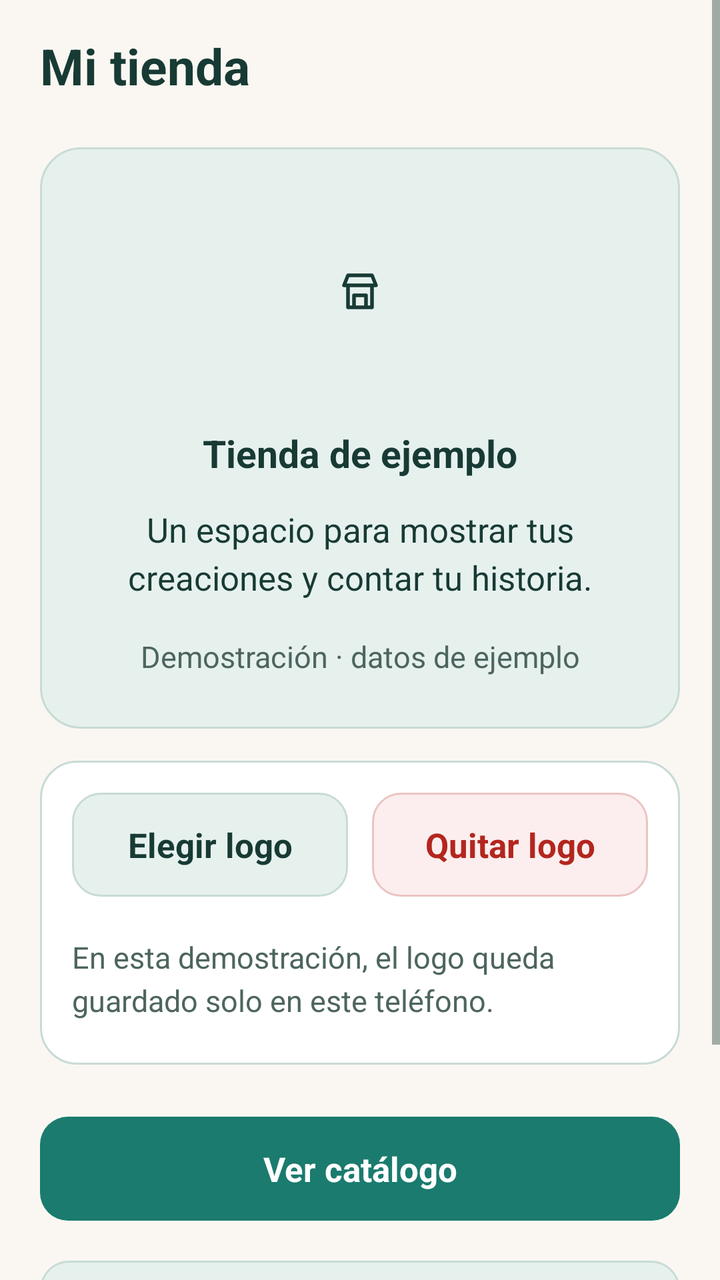
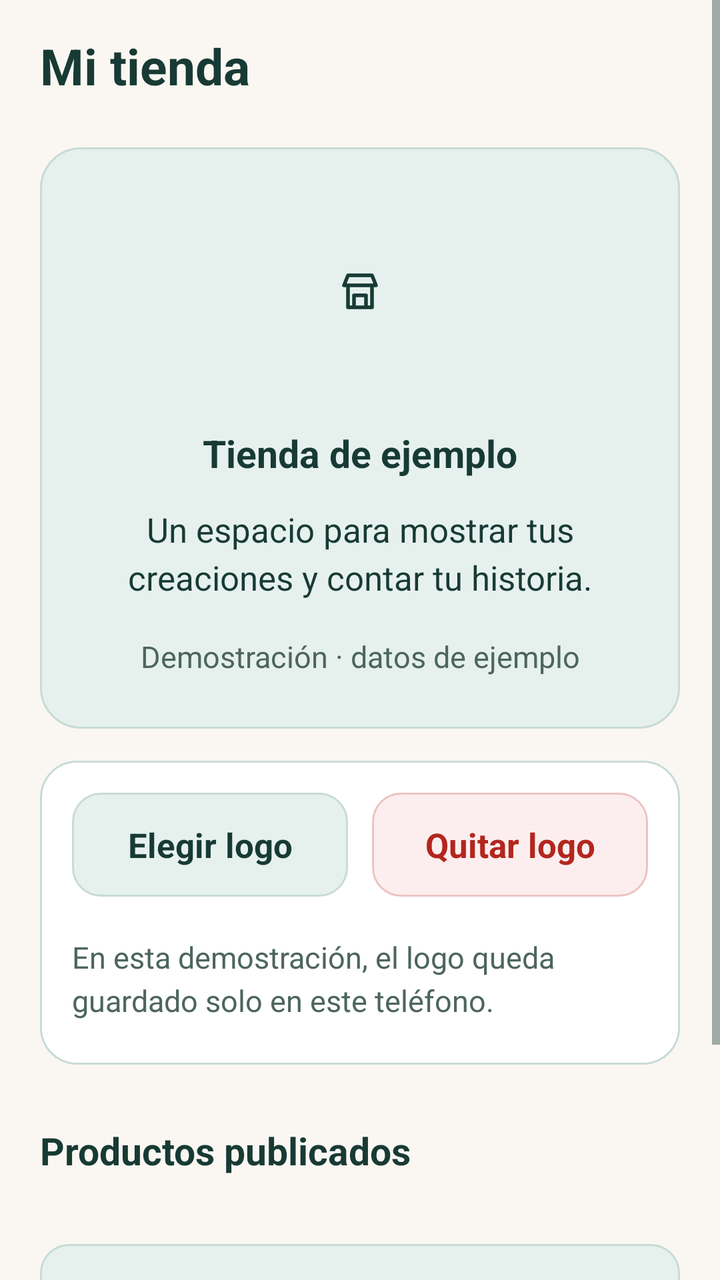

The first picture is an Android layout as it rendered before a commit; the second is the same layout after the commit. The layout source and the unified diff follow.
<!-- AndroidManifest.xml: application theme Theme.ConectaSur -->
<!-- res/layout/screen_store.xml -->
<?xml version="1.0" encoding="utf-8"?>
<ScrollView xmlns:android="http://schemas.android.com/apk/res/android"
    xmlns:tools="http://schemas.android.com/tools"
    android:id="@+id/page_scroll"
    android:layout_width="match_parent"
    android:layout_height="match_parent"
    android:background="?attr/appBackground"
    android:fillViewport="true"
    tools:theme="@style/Theme.ConectaSur">

    <LinearLayout
        android:layout_width="match_parent"
        android:layout_height="wrap_content"
        android:orientation="vertical"
        android:paddingHorizontal="@dimen/space_lg"
        android:paddingTop="@dimen/space_md"
        android:paddingBottom="@dimen/space_xl">

        <TextView
            android:id="@+id/page_title"
            style="@style/ConectaSur.Title"
            android:layout_width="match_parent"
            android:layout_height="wrap_content"
            android:text="@string/store_title" />

        
        <LinearLayout
            android:layout_width="match_parent"
            android:layout_height="wrap_content"
            android:layout_marginTop="@dimen/space_md"
            android:background="@drawable/card_surface_owner_header"
            android:gravity="center_horizontal"
            android:orientation="vertical"
            android:padding="@dimen/space_lg">

            <ImageView
                android:id="@+id/store_logo"
                android:layout_width="104dp"
                android:layout_height="104dp"
                android:background="@drawable/photo_frame_bg"
                android:clipToOutline="true"
                android:contentDescription="@string/store_logo"
                android:padding="10dp"
                android:scaleType="centerInside"
                android:src="@drawable/ic_shop_logo" />

            <TextView
                android:id="@+id/store_name"
                style="@style/ConectaSur.Section"
                android:layout_width="match_parent"
                android:layout_height="wrap_content"
                android:layout_marginTop="@dimen/space_md"
                android:gravity="center"
                android:text="@string/store_name" />

            <TextView
                android:id="@+id/store_description"
                style="@style/ConectaSur.Body"
                android:layout_width="match_parent"
                android:layout_height="wrap_content"
                android:layout_marginTop="@dimen/space_xs"
                android:gravity="center"
                android:text="@string/store_description" />

            <TextView
                android:id="@+id/store_demo"
                style="@style/ConectaSur.Label"
                android:layout_width="match_parent"
                android:layout_height="wrap_content"
                android:layout_marginTop="@dimen/space_xs"
                android:gravity="center"
                android:text="@string/demo" />
        </LinearLayout>

        
        <LinearLayout
            android:layout_width="match_parent"
            android:layout_height="wrap_content"
            android:layout_marginTop="@dimen/space_md"
            android:background="@drawable/card_surface"
            android:orientation="vertical"
            android:padding="@dimen/space_md">

            <LinearLayout
                android:layout_width="match_parent"
                android:layout_height="wrap_content"
                android:orientation="horizontal">

                <Button
                    android:id="@+id/change_logo"
                    style="@style/ConectaSur.Button.Tonal"
                    android:layout_width="0dp"
                    android:layout_height="wrap_content"
                    android:layout_marginEnd="@dimen/space_xs"
                    android:layout_weight="1"
                    android:text="@string/change_logo" />

                <Button
                    android:id="@+id/remove_logo"
                    style="@style/ConectaSur.Button.Danger"
                    android:layout_width="0dp"
                    android:layout_height="wrap_content"
                    android:layout_marginStart="@dimen/space_xs"
                    android:layout_weight="1"
                    android:text="@string/remove_logo" />
            </LinearLayout>

            <TextView
                android:id="@+id/local_logo_note"
                style="@style/ConectaSur.Label"
                android:layout_width="match_parent"
                android:layout_height="wrap_content"
                android:layout_marginTop="@dimen/space_sm"
                android:text="@string/local_logo_note" />
        </LinearLayout>

        
        <LinearLayout
            android:id="@+id/store_pickup_card"
            android:layout_width="match_parent"
            android:layout_height="wrap_content"
            android:layout_marginTop="@dimen/space_md"
            android:background="@drawable/card_surface"
            android:orientation="vertical"
            android:padding="@dimen/space_md"
            android:visibility="gone">

            <TextView
                style="@style/ConectaSur.Label"
                android:layout_width="match_parent"
                android:layout_height="wrap_content"
                android:text="Punto de retiro o feria" />

            <TextView
                android:id="@+id/store_pickup_text"
                style="@style/ConectaSur.Body"
                android:layout_width="match_parent"
                android:layout_height="wrap_content"
                android:layout_marginTop="4dp" />

            <FrameLayout
                android:id="@+id/store_pickup_map_container"
                android:layout_width="match_parent"
                android:layout_height="180dp"
                android:layout_marginTop="8dp"
                android:visibility="gone">

                <WebView
                    android:id="@+id/store_pickup_map"
                    android:layout_width="match_parent"
                    android:layout_height="match_parent" />
            </FrameLayout>

            <Button
                android:id="@+id/store_pickup_directions"
                style="@style/ConectaSur.Button.Tonal"
                android:layout_width="match_parent"
                android:layout_height="wrap_content"
                android:layout_marginTop="@dimen/space_sm"
                android:minHeight="48dp"
                android:text="Cómo llegar en mapa" />
        </LinearLayout>

        <LinearLayout
            android:id="@+id/store_follow_card"
            android:layout_width="match_parent"
            android:layout_height="wrap_content"
            android:layout_marginTop="@dimen/space_md"
            android:background="@drawable/card_surface"
            android:orientation="vertical"
            android:padding="@dimen/space_md"
            android:visibility="gone">

            <TextView
                android:id="@+id/store_follow_status"
                style="@style/ConectaSur.Body"
                android:layout_width="match_parent"
                android:layout_height="wrap_content"
                android:text="Sigue esta tienda para enterarte cuando confirme ferias." />

            <Button
                android:id="@+id/store_follow_button"
                style="@style/ConectaSur.Button.Primary"
                android:layout_width="match_parent"
                android:layout_height="wrap_content"
                android:layout_marginTop="@dimen/space_sm"
                android:minHeight="48dp"
                android:text="Seguir tienda" />
        </LinearLayout>

        <Button
            android:id="@+id/store_contact"
            style="@style/ConectaSur.Button.Primary"
            android:layout_width="match_parent"
            android:layout_height="wrap_content"
            android:layout_marginTop="@dimen/space_md"
            android:text="Contactar a la tienda"
            android:visibility="gone" />

        <LinearLayout
            android:id="@+id/store_share_row"
            android:layout_width="match_parent"
            android:layout_height="wrap_content"
            android:layout_marginTop="@dimen/space_sm"
            android:orientation="horizontal">

            <Button
                android:id="@+id/store_share_link"
                style="@style/ConectaSur.Button.Tonal"
                android:layout_width="0dp"
                android:layout_height="wrap_content"
                android:layout_marginEnd="@dimen/space_xs"
                android:layout_weight="1"
                android:minHeight="48dp"
                android:text="Compartir enlace"
                android:visibility="gone" />

            <Button
                android:id="@+id/store_share_qr"
                style="@style/ConectaSur.Button.Tonal"
                android:layout_width="0dp"
                android:layout_height="wrap_content"
                android:layout_marginStart="@dimen/space_xs"
                android:layout_weight="1"
                android:minHeight="48dp"
                android:text="Código QR"
                android:visibility="gone" />
        </LinearLayout>

        <Button
            android:id="@+id/store_catalog"
            style="@style/ConectaSur.Button.Primary"
            android:layout_width="match_parent"
            android:layout_height="wrap_content"
            android:layout_marginTop="@dimen/space_md"
            android:text="@string/store_catalog" />

        <Button
            android:id="@+id/store_sales"
            style="@style/ConectaSur.Button.Tonal"
            android:layout_width="match_parent"
            android:layout_height="wrap_content"
            android:layout_marginTop="@dimen/space_sm"
            android:text="@string/store_sales" />

        <LinearLayout
            android:id="@+id/store_ratings_card"
            android:layout_width="match_parent"
            android:layout_height="wrap_content"
            android:layout_marginTop="@dimen/space_md"
            android:background="@drawable/card_surface"
            android:orientation="vertical"
            android:padding="@dimen/space_md"
            android:visibility="gone">

            <TextView
                style="@style/ConectaSur.Section"
                android:layout_width="match_parent"
                android:layout_height="wrap_content"
                android:text="Calificaciones de la tienda" />

            <TextView
                android:id="@+id/store_rating_summary"
                style="@style/ConectaSur.Body"
                android:layout_width="match_parent"
                android:layout_height="wrap_content"
                android:layout_marginTop="@dimen/space_xs"
                android:text="Sin calificaciones aún." />

            <TextView
                android:id="@+id/store_rating_disabled_note"
                style="@style/ConectaSur.Label"
                android:layout_width="match_parent"
                android:layout_height="wrap_content"
                android:layout_marginTop="@dimen/space_xs"
                android:text="Esta tienda desactivó las calificaciones."
                android:visibility="gone" />

            <LinearLayout
                android:id="@+id/store_rating_form"
                android:layout_width="match_parent"
                android:layout_height="wrap_content"
                android:layout_marginTop="@dimen/space_sm"
                android:orientation="vertical"
                android:visibility="gone">

                <TextView
                    style="@style/ConectaSur.Label"
                    android:layout_width="match_parent"
                    android:layout_height="wrap_content"
                    android:text="Tu puntuación (1 a 5):"
                    android:textStyle="bold" />

                <LinearLayout
                    android:id="@+id/store_rating_scores"
                    android:layout_width="match_parent"
                    android:layout_height="wrap_content"
                    android:layout_marginTop="@dimen/space_xs"
                    android:orientation="horizontal" />

                <EditText
                    android:id="@+id/store_rating_comment"
                    android:layout_width="match_parent"
                    android:layout_height="wrap_content"
                    android:layout_marginTop="@dimen/space_sm"
                    android:background="@drawable/input_field"
                    android:hint="Comentario opcional"
                    android:inputType="textCapSentences|textMultiLine"
                    android:maxLength="240"
                    android:minHeight="48dp"
                    android:padding="12dp" />

                <Button
                    android:id="@+id/store_rating_submit"
                    style="@style/ConectaSur.Button.Tonal"
                    android:layout_width="match_parent"
                    android:layout_height="wrap_content"
                    android:layout_marginTop="@dimen/space_sm"
                    android:minHeight="48dp"
                    android:text="Enviar calificación" />
            </LinearLayout>

            <LinearLayout
                android:id="@+id/store_rating_list"
                android:layout_width="match_parent"
                android:layout_height="wrap_content"
                android:layout_marginTop="@dimen/space_sm"
                android:orientation="vertical" />
        </LinearLayout>

        <TextView
            android:id="@+id/store_products_heading"
            style="@style/ConectaSur.Section"
            android:layout_width="match_parent"
            android:layout_height="wrap_content"
            android:layout_marginTop="@dimen/space_lg"
            android:text="Productos publicados" />

        <LinearLayout
            android:id="@+id/store_products_list"
            android:layout_width="match_parent"
            android:layout_height="wrap_content"
            android:layout_marginTop="@dimen/space_sm"
            android:orientation="vertical" />
    </LinearLayout>
</ScrollView>
<!-- resources referenced by this layout -->
<resources>
  <dimen name="space_lg">20dp</dimen>
  <dimen name="space_md">16dp</dimen>
  <dimen name="space_sm">10dp</dimen>
  <dimen name="space_xl">28dp</dimen>
  <dimen name="space_xs">6dp</dimen>
  <!-- drawable card_surface (drawable) -->
  <?xml version="1.0" encoding="utf-8"?>
  <shape xmlns:android="http://schemas.android.com/apk/res/android">
      <solid android:color="?attr/appSurface" />
      <stroke android:width="1dp" android:color="?attr/appBorder" />
      <corners android:radius="18dp" />
  </shape>
  <!-- drawable card_surface_owner_header (drawable) -->
  <?xml version="1.0" encoding="utf-8"?>
  <shape xmlns:android="http://schemas.android.com/apk/res/android">
      <solid android:color="@color/conectasur_forest_soft" />
      <stroke android:width="1dp" android:color="@color/conectasur_forest_border" />
      <corners android:radius="20dp" />
  </shape>
  <!-- drawable photo_frame_bg (drawable) -->
  <?xml version="1.0" encoding="utf-8"?>
  <shape xmlns:android="http://schemas.android.com/apk/res/android">
      <solid android:color="@color/conectasur_forest_soft" />
      <corners android:radius="14dp" />
  </shape>
  <string name="change_logo">Elegir logo</string>
  <string name="demo">Demostración · datos de ejemplo</string>
  <string name="local_logo_note">En esta demostración, el logo queda guardado solo en este teléfono.</string>
  <string name="remove_logo">Quitar logo</string>
  <string name="store_catalog">Ver catálogo</string>
  <string name="store_description">Un espacio para mostrar tus creaciones y contar tu historia.</string>
  <string name="store_logo">Logo del emprendimiento</string>
  <string name="store_name">Tienda de ejemplo</string>
  <string name="store_sales">Mis ventas</string>
  <string name="store_title">Mi tienda</string>
  <style name="ConectaSur.Body" parent="android:Widget.TextView">
          <item name="android:textSize">17sp</item>
          <item name="android:textColor">?attr/appInk</item>
          <item name="android:lineSpacingMultiplier">1.2</item>
          <item name="android:layout_marginBottom">12dp</item>
      </style>
  <style name="ConectaSur.Button.Danger" parent="ConectaSur.Button">
          <item name="android:background">@drawable/button_danger_tonal</item>
          <item name="android:textColor">@color/conectasur_danger</item>
      </style>
  <style name="ConectaSur.Button.Primary" parent="ConectaSur.Button">
          <item name="android:background">@drawable/button_primary</item>
          <item name="android:textColor">#FFFFFF</item>
      </style>
  <style name="ConectaSur.Button.Tonal" parent="ConectaSur.Button">
          <item name="android:background">@drawable/button_tonal</item>
          <item name="android:textColor">?attr/appInk</item>
      </style>
  <style name="ConectaSur.Label" parent="ConectaSur.Body">
          <item name="android:textSize">15sp</item>
          <item name="android:textColor">?attr/appMuted</item>
          <item name="android:layout_marginBottom">6dp</item>
      </style>
  <style name="ConectaSur.Section" parent="ConectaSur.Body">
          <item name="android:textSize">19sp</item>
          <item name="android:textStyle">bold</item>
          <item name="android:layout_marginTop">12dp</item>
          <item name="android:layout_marginBottom">8dp</item>
      </style>
  <color name="conectasur_forest_soft">#E6F1EE</color>
  <color name="conectasur_forest_border">#C8DBD5</color>
  <color name="conectasur_danger">#B3261E</color>
  <color name="conectasur_cream">#FAF7F2</color>
  <color name="conectasur_forest">#1A7B6E</color>
  <color name="conectasur_ink">#183A34</color>
  <color name="conectasur_muted">#4D655F</color>
  <color name="conectasur_surface">#FFFFFF</color>
  <color name="conectasur_danger_soft">#FCEEEE</color>
  <color name="conectasur_danger_border">#EBC4C2</color>
  <color name="conectasur_forest_dark">#125950</color>
  <!-- unchanged entries left out for length: 9 -->
</resources>

<!-- the commit's change to res/layout/screen_store.xml (unified diff, before → after) -->
@@ -74,6 +74,7 @@
 
         
         <LinearLayout
+            android:id="@+id/store_logo_actions_card"
             android:layout_width="match_parent"
             android:layout_height="wrap_content"
             android:layout_marginTop="@dimen/space_md"
@@ -115,52 +116,6 @@
         </LinearLayout>
 
         
-        <LinearLayout
-            android:id="@+id/store_pickup_card"
-            android:layout_width="match_parent"
-            android:layout_height="wrap_content"
-            android:layout_marginTop="@dimen/space_md"
-            android:background="@drawable/card_surface"
-            android:orientation="vertical"
-            android:padding="@dimen/space_md"
-            android:visibility="gone">
-
-            <TextView
-                style="@style/ConectaSur.Label"
-                android:layout_width="match_parent"
-                android:layout_height="wrap_content"
-                android:text="Punto de retiro o feria" />
-
-            <TextView
-                android:id="@+id/store_pickup_text"
-                style="@style/ConectaSur.Body"
-                android:layout_width="match_parent"
-                android:layout_height="wrap_content"
-                android:layout_marginTop="4dp" />
-
-            <FrameLayout
-                android:id="@+id/store_pickup_map_container"
-                android:layout_width="match_parent"
-                android:layout_height="180dp"
-                android:layout_marginTop="8dp"
-                android:visibility="gone">
-
-                <WebView
-                    android:id="@+id/store_pickup_map"
-                    android:layout_width="match_parent"
-                    android:layout_height="match_parent" />
-            </FrameLayout>
-
-            <Button
-                android:id="@+id/store_pickup_directions"
-                style="@style/ConectaSur.Button.Tonal"
-                android:layout_width="match_parent"
-                android:layout_height="wrap_content"
-                android:layout_marginTop="@dimen/space_sm"
-                android:minHeight="48dp"
-                android:text="Cómo llegar en mapa" />
-        </LinearLayout>
-
         <LinearLayout
             android:id="@+id/store_follow_card"
             android:layout_width="match_parent"
@@ -227,9 +182,24 @@
                 android:visibility="gone" />
         </LinearLayout>
 
+        <TextView
+            android:id="@+id/store_products_heading"
+            style="@style/ConectaSur.Section"
+            android:layout_width="match_parent"
+            android:layout_height="wrap_content"
+            android:layout_marginTop="@dimen/space_lg"
+            android:text="Productos publicados" />
+
+        <LinearLayout
+            android:id="@+id/store_products_list"
+            android:layout_width="match_parent"
+            android:layout_height="wrap_content"
+            android:layout_marginTop="@dimen/space_sm"
+            android:orientation="vertical" />
+
         <Button
             android:id="@+id/store_catalog"
-            style="@style/ConectaSur.Button.Primary"
+            style="@style/ConectaSur.Button.Tonal"
             android:layout_width="match_parent"
             android:layout_height="wrap_content"
             android:layout_marginTop="@dimen/space_md"
@@ -242,6 +212,52 @@
             android:layout_height="wrap_content"
             android:layout_marginTop="@dimen/space_sm"
             android:text="@string/store_sales" />
+
+        <LinearLayout
+            android:id="@+id/store_pickup_card"
+            android:layout_width="match_parent"
+            android:layout_height="wrap_content"
+            android:layout_marginTop="@dimen/space_md"
+            android:background="@drawable/card_surface"
+            android:orientation="vertical"
+            android:padding="@dimen/space_md"
+            android:visibility="gone">
+
+            <TextView
+                style="@style/ConectaSur.Label"
+                android:layout_width="match_parent"
+                android:layout_height="wrap_content"
+                android:text="Punto de retiro o feria" />
+
+            <TextView
+                android:id="@+id/store_pickup_text"
+                style="@style/ConectaSur.Body"
+                android:layout_width="match_parent"
+                android:layout_height="wrap_content"
+                android:layout_marginTop="4dp" />
+
+            <FrameLayout
+                android:id="@+id/store_pickup_map_container"
+                android:layout_width="match_parent"
+                android:layout_height="180dp"
+                android:layout_marginTop="8dp"
+                android:visibility="gone">
+
+                <WebView
+                    android:id="@+id/store_pickup_map"
+                    android:layout_width="match_parent"
+                    android:layout_height="match_parent" />
+            </FrameLayout>
+
+            <Button
+                android:id="@+id/store_pickup_directions"
+                style="@style/ConectaSur.Button.Tonal"
+                android:layout_width="match_parent"
+                android:layout_height="wrap_content"
+                android:layout_marginTop="@dimen/space_sm"
+                android:minHeight="48dp"
+                android:text="Cómo llegar en mapa" />
+        </LinearLayout>
 
         <LinearLayout
             android:id="@+id/store_ratings_card"
@@ -327,20 +343,5 @@
                 android:layout_marginTop="@dimen/space_sm"
                 android:orientation="vertical" />
         </LinearLayout>
-
-        <TextView
-            android:id="@+id/store_products_heading"
-            style="@style/ConectaSur.Section"
-            android:layout_width="match_parent"
-            android:layout_height="wrap_content"
-            android:layout_marginTop="@dimen/space_lg"
-            android:text="Productos publicados" />
-
-        <LinearLayout
-            android:id="@+id/store_products_list"
-            android:layout_width="match_parent"
-            android:layout_height="wrap_content"
-            android:layout_marginTop="@dimen/space_sm"
-            android:orientation="vertical" />
     </LinearLayout>
 </ScrollView>
